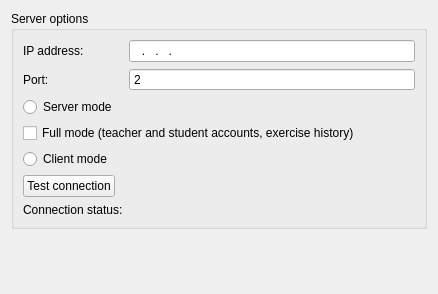
First picture: the form in ui/options/connection.ui, repository Open-Typer/Open-Typer, before the edit.
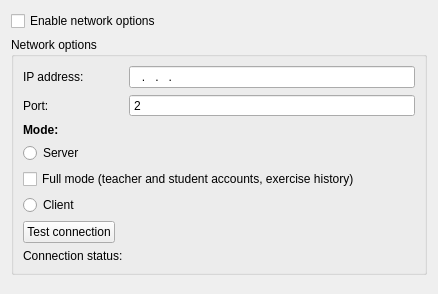
Second picture: the form after the edit.

Commit message: options: connection: Add network options check box

Diff of the .ui file:
```diff
--- a/ui/options/connection.ui
+++ b/ui/options/connection.ui
@@ -15,7 +15,14 @@
   </property>
   <layout class="QVBoxLayout" name="verticalLayout_2">
    <item>
-    <widget class="QGroupBox" name="serverOptions">
+    <widget class="QCheckBox" name="networkOptionsCheckBox">
+     <property name="text">
+      <string>Enable network options</string>
+     </property>
+    </widget>
+   </item>
+   <item>
+    <widget class="QGroupBox" name="networkOptions">
      <property name="sizePolicy">
       <sizepolicy hsizetype="Preferred" vsizetype="Fixed">
        <horstretch>0</horstretch>
@@ -23,7 +30,7 @@
       </sizepolicy>
      </property>
      <property name="title">
-      <string>Server options</string>
+      <string>Network options</string>
      </property>
      <layout class="QFormLayout" name="formLayout">
       <item row="0" column="0">
@@ -66,35 +73,35 @@
         </property>
        </widget>
       </item>
-      <item row="2" column="0">
-       <widget class="QRadioButton" name="serverButton">
-        <property name="text">
-         <string>Server mode</string>
-        </property>
-       </widget>
-      </item>
       <item row="4" column="0">
-       <widget class="QRadioButton" name="clientButton">
+       <widget class="QRadioButton" name="serverButton">
         <property name="text">
-         <string>Client mode</string>
+         <string>Server</string>
         </property>
        </widget>
       </item>
       <item row="7" column="0">
+       <widget class="QRadioButton" name="clientButton">
+        <property name="text">
+         <string>Client</string>
+        </property>
+       </widget>
+      </item>
+      <item row="10" column="0">
        <widget class="QLabel" name="statusLabel">
         <property name="text">
          <string>Connection status:</string>
         </property>
        </widget>
       </item>
-      <item row="7" column="1">
+      <item row="10" column="1">
        <widget class="QLabel" name="statusValueLabel">
         <property name="text">
          <string notr="true"/>
         </property>
        </widget>
       </item>
-      <item row="3" column="0" colspan="2">
+      <item row="6" column="0" colspan="2">
        <widget class="QCheckBox" name="fullModeCheckBox">
         <property name="sizePolicy">
          <sizepolicy hsizetype="Fixed" vsizetype="Fixed">
@@ -107,7 +114,7 @@
         </property>
        </widget>
       </item>
-      <item row="5" column="0">
+      <item row="8" column="0">
        <widget class="QPushButton" name="testButton">
         <property name="sizePolicy">
          <sizepolicy hsizetype="Fixed" vsizetype="Fixed">
@@ -120,6 +127,19 @@
         </property>
        </widget>
       </item>
+      <item row="3" column="0">
+       <widget class="QLabel" name="label">
+        <property name="font">
+         <font>
+          <weight>75</weight>
+          <bold>true</bold>
+         </font>
+        </property>
+        <property name="text">
+         <string>Mode:</string>
+        </property>
+       </widget>
+      </item>
      </layout>
     </widget>
    </item>
```
The commit also changes 2 other files.
